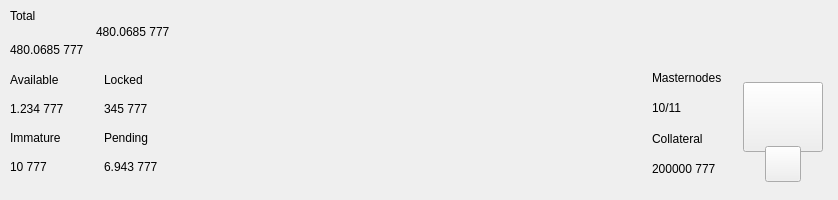
Qt form src/qt/pivx/forms/topbar.ui (decenomy/DSW) before a commit.
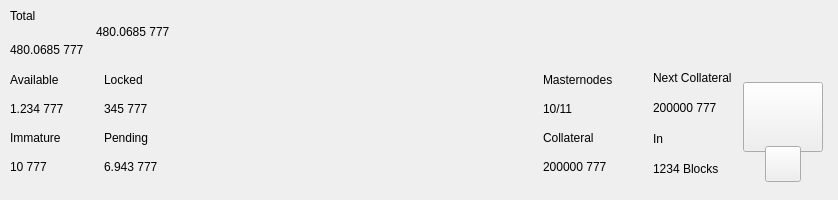
The same form after that commit. Custom widgets are drawn as their Qt base class.

Commit message: adds the nex collateral  value and blocks to the UI

Patch:
```diff
--- a/src/qt/pivx/forms/topbar.ui
+++ b/src/qt/pivx/forms/topbar.ui
@@ -438,6 +438,9 @@
          </property>
          <item>
           <layout class="QHBoxLayout" name="horizontalLayout_3">
+           <property name="spacing">
+            <number>0</number>
+           </property>
            <property name="bottomMargin">
             <number>9</number>
            </property>
@@ -450,7 +453,7 @@
               <number>0</number>
              </property>
              <property name="rightMargin">
-              <number>30</number>
+              <number>0</number>
              </property>
              <item>
               <layout class="QHBoxLayout" name="horizontalLayout_2">
@@ -458,7 +461,7 @@
                 <number>0</number>
                </property>
                <item>
-                <layout class="QVBoxLayout" name="verticalLayout_5">
+                <layout class="QVBoxLayout" name="verticalLayout_6">
                  <item>
                   <widget class="QLabel" name="labelTitle5">
                    <property name="text">
@@ -506,7 +509,7 @@
                 </spacer>
                </item>
                <item>
-                <layout class="QVBoxLayout" name="verticalLayout_6">
+                <layout class="QVBoxLayout" name="verticalLayout_8">
                  <item>
                   <widget class="QLabel" name="labelTitle6">
                    <property name="text">
@@ -558,8 +561,11 @@
          </item>
          <item>
           <layout class="QHBoxLayout" name="horizontalLayout_6">
+           <property name="spacing">
+            <number>0</number>
+           </property>
            <property name="rightMargin">
-            <number>10</number>
+            <number>0</number>
            </property>
            <property name="bottomMargin">
             <number>9</number>
@@ -596,6 +602,68 @@
              </item>
             </layout>
            </item>
+           <item>
+            <spacer name="horizontalSpacer_4">
+             <property name="orientation">
+              <enum>Qt::Horizontal</enum>
+             </property>
+             <property name="sizeType">
+              <enum>QSizePolicy::Fixed</enum>
+             </property>
+             <property name="sizeHint" stdset="0">
+              <size>
+               <width>40</width>
+               <height>20</height>
+              </size>
+             </property>
+            </spacer>
+           </item>
+           <item>
+            <widget class="QWidget" name="widgetNextCollateral" native="true">
+             <layout class="QVBoxLayout" name="verticalLayout_12">
+              <property name="leftMargin">
+               <number>0</number>
+              </property>
+              <property name="topMargin">
+               <number>0</number>
+              </property>
+              <property name="rightMargin">
+               <number>0</number>
+              </property>
+              <property name="bottomMargin">
+               <number>0</number>
+              </property>
+              <item>
+               <widget class="QLabel" name="labelNextMasternodesTitle">
+                <property name="text">
+                 <string>Next Collateral</string>
+                </property>
+               </widget>
+              </item>
+              <item>
+               <widget class="QLabel" name="labelNextCollateralValue">
+                <property name="text">
+                 <string>200000 777</string>
+                </property>
+               </widget>
+              </item>
+              <item>
+               <widget class="QLabel" name="labelTitle9">
+                <property name="text">
+                 <string>In</string>
+                </property>
+               </widget>
+              </item>
+              <item>
+               <widget class="QLabel" name="labelNextCollateralBlocks">
+                <property name="text">
+                 <string notr="true">1234 Blocks</string>
+                </property>
+               </widget>
+              </item>
+             </layout>
+            </widget>
+           </item>
           </layout>
          </item>
          <item>
```
The commit also changes 4 other files.
